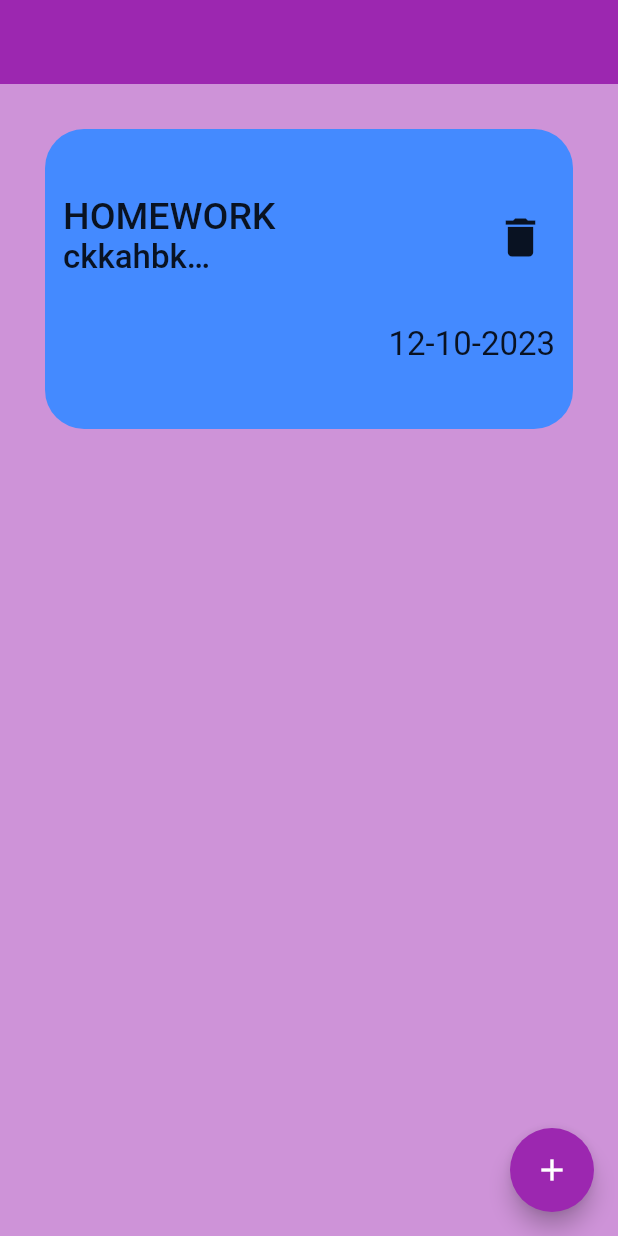
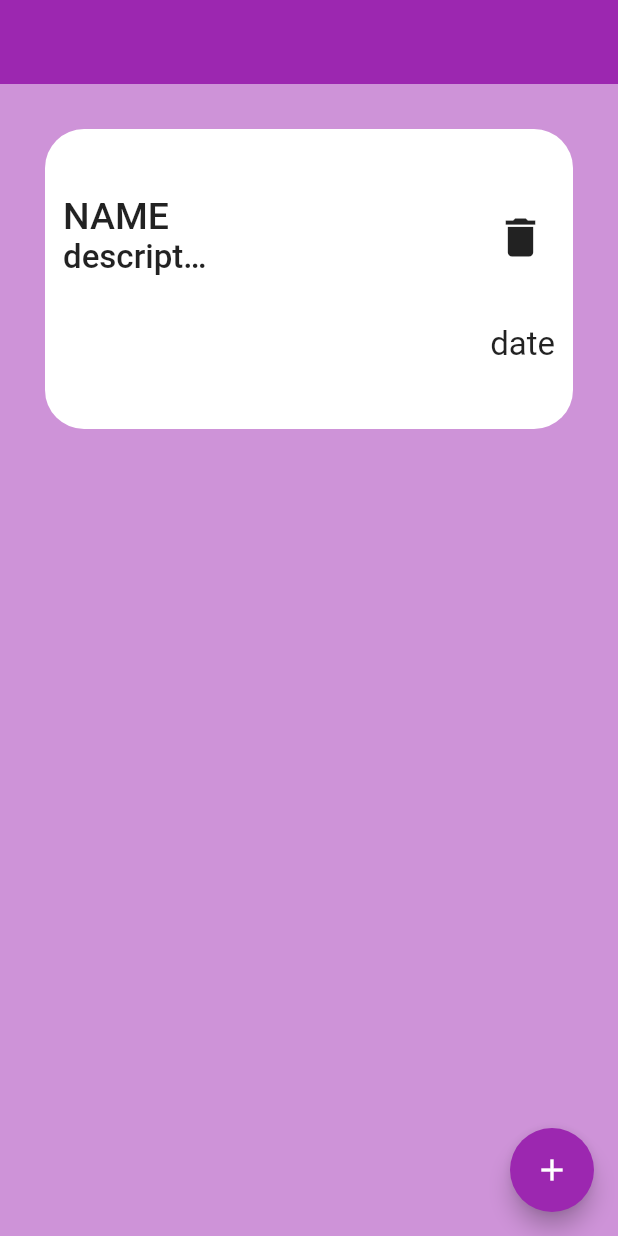
Before and after one commit to NibinBiju/todo_app2, a Flutter app: the screen it shows after launch, on a phone screen of 412 x 824 dp. Run offline on Flutter 3.47's test engine with Material 2 defaults, Android fonts, the phone set to English and light mode, and no system bars; our stand-ins replace hive, hive_flutter; accounts and stored records are empty.

Commit message:
created a todo app

```diff
--- a/lib/controller/hive_controller.dart
+++ b/lib/controller/hive_controller.dart
@@ -2,13 +2,21 @@ import 'package:hive/hive.dart';
 import 'package:todo_app2/model/todo_model.dart';
 
 class Dbhive {
-  final db = Hive.box('mytodo');
+  final _db = Hive.box('mytodo');
+
+  void intialData() {
+    TodoModel.mytodo = [
+      TodoModel(title: 'title', description: 'description', date: 'date')
+    ];
+  }
 
   void addata() {
-    db.put('todolist', TodoModel.mytodo);
+    _db.put('TODOLIST', TodoModel.mytodo);
+    print('added');
   }
 
   void loaddata() {
-    TodoModel.mytodo = db.get('todolist');
+    TodoModel.mytodo = _db.get('TODOLIST');
+    print('load');
   }
 }
--- a/lib/controller/todolist_controllers.dart
+++ b/lib/controller/todolist_controllers.dart
@@ -1,18 +1,19 @@
-import 'package:hive/hive.dart';
 import 'package:todo_app2/controller/hive_controller.dart';
 import 'package:todo_app2/model/todo_model.dart';
 
 class TodolistController {
+  List<TodoModel> mytodo = [
+    TodoModel(title: 'name', description: 'description', date: 'date'),
+  ];
   Dbhive dbhive = Dbhive();
-  final db = Hive.box('mytodo');
 
   void addata(TodoModel todoModel) {
-    TodoModel.mytodo.add(todoModel);
+    mytodo.add(todoModel);
     dbhive.addata();
   }
 
   void delete(int index) {
-    TodoModel.mytodo.removeAt(index);
+    mytodo.removeAt(index);
     dbhive.addata();
   }
 }
--- a/lib/main.dart
+++ b/lib/main.dart
@@ -5,7 +5,10 @@ import 'package:hive_flutter/adapters.dart';
 import 'package:todo_app2/views/home.dart';
 
 Future<void> main() async {
+  //intialize flutter
   await Hive.initFlutter();
+
+  //open database
   var box = await Hive.openBox('mytodo');
   runApp(const MyApp());
 }
--- a/lib/model/todo_model.dart
+++ b/lib/model/todo_model.dart
@@ -1,14 +1,7 @@
 import 'package:flutter/material.dart';
 
 class TodoModel {
-  static List<TodoModel> mytodo = [
-    TodoModel(
-        title: 'homework',
-        description: 'ckkahbkshkajhka',
-        date: '12-10-2023',
-        color: Colors.blueAccent)
-  ];
-
+  static List<TodoModel> mytodo = [];
   final String title;
   final String description;
   final String date;
--- a/lib/views/home.dart
+++ b/lib/views/home.dart
@@ -16,6 +16,20 @@ class HomePage extends StatefulWidget {
 class _HomePageState extends State<HomePage> {
   Dbhive dbhive = Dbhive();
 
+  //referance of hive box
+  final _db = Hive.box('mytodo');
+
+  @override
+  void initState() {
+    if (_db.get('TODOLIST') == null) {
+      dbhive.intialData();
+      print('initial');
+    } else {
+      dbhive.loaddata();
+    }
+    super.initState();
+  }
+
   final titletextcontroller = TextEditingController();
   final decriptextcontroller = TextEditingController();
   final datetextcontroller = TextEditingController();
@@ -23,20 +37,6 @@ class _HomePageState extends State<HomePage> {
   DateTime date = DateTime.now();
 
   int seleectedIndex = 0;
-
-  final db = Hive.box('mytodo');
-
-  @override
-  void initState() {
-    if (db.get('todolist') == null) {
-      Image.network(
-          'https://i.pinimg.com/originals/ae/8a/c2/ae8ac2fa217d23aadcc913989fcc34a2.png');
-    } else {
-      dbhive.loaddata();
-    }
-
-    super.initState();
-  }
 
   TodolistController todolistController = TodolistController();
 
@@ -65,18 +65,18 @@ class _HomePageState extends State<HomePage> {
                           todolistController.delete(index);
                         });
                       },
-                      title: TodoModel.mytodo[index].title
+                      title: todolistController.mytodo[index].title
                           .toString()
                           .toUpperCase(),
-                      decription: TodoModel.mytodo[index].description,
-                      date: TodoModel.mytodo[index].date,
-                      selectedColor: TodoModel.mytodo[index].color,
+                      decription: todolistController.mytodo[index].description,
+                      date: todolistController.mytodo[index].date,
+                      selectedColor: todolistController.mytodo[index].color,
                     );
                   },
                   separatorBuilder: (context, index) => const SizedBox(
                         height: 20,
                       ),
-                  itemCount: TodoModel.mytodo.length),
+                  itemCount: todolistController.mytodo.length),
             ),
           ],
         ),
--- a/lib/views/widgets/todotile.dart
+++ b/lib/views/widgets/todotile.dart
@@ -1,6 +1,5 @@
 import 'package:flutter/material.dart';
 import 'package:todo_app2/controller/todolist_controllers.dart';
-import 'package:todo_app2/model/todo_model.dart';
 import 'package:todo_app2/views/decription.dart';
 
 class TodoTile extends StatelessWidget {
@@ -28,9 +27,9 @@ class TodoTile extends StatelessWidget {
         Navigator.push(context, MaterialPageRoute(
           builder: (context) {
             return Decription(
-              title: TodoModel.mytodo[index].title,
-              decription: TodoModel.mytodo[index].description,
-              date: TodoModel.mytodo[index].date,
+              title: todolistController.mytodo[index].title,
+              decription: todolistController.mytodo[index].description,
+              date: todolistController.mytodo[index].date,
             );
           },
         ));
@@ -39,7 +38,7 @@ class TodoTile extends StatelessWidget {
         padding: const EdgeInsets.all(12),
         height: 200,
         decoration: BoxDecoration(
-          color: selectedColor ?? Colors.red,
+          color: selectedColor ?? Colors.white,
           borderRadius: BorderRadius.circular(26),
         ),
         child: Column(
```
Also changed, not shown: pubspec.yaml (+3 -6 lines), pubspec.lock.
